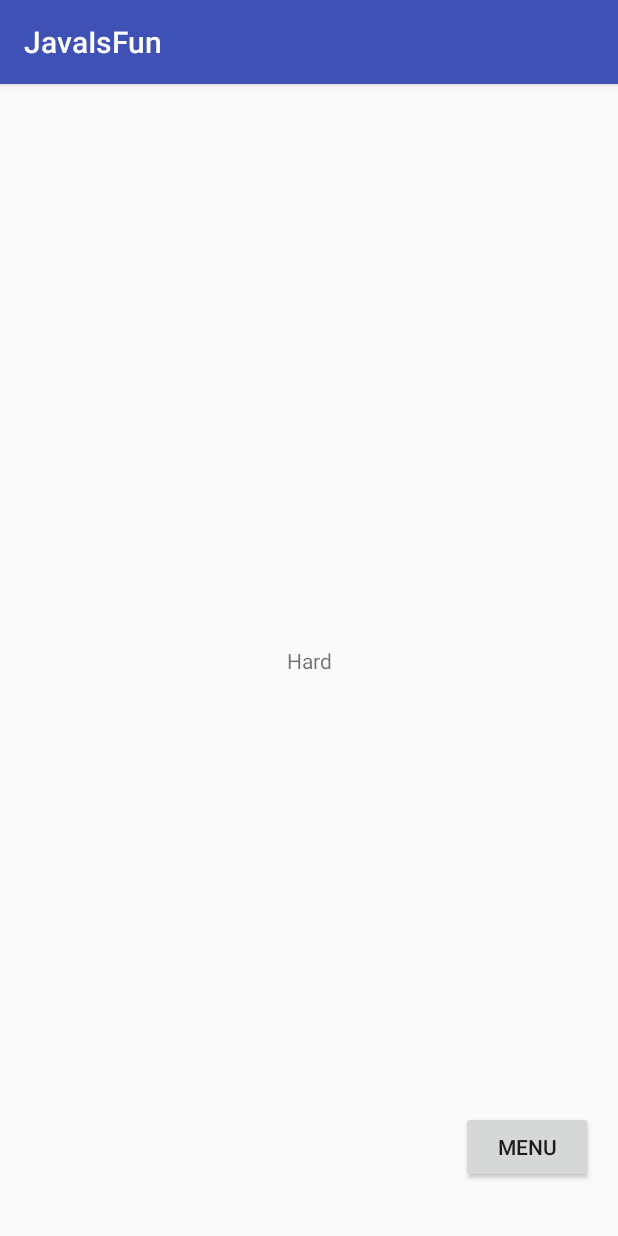
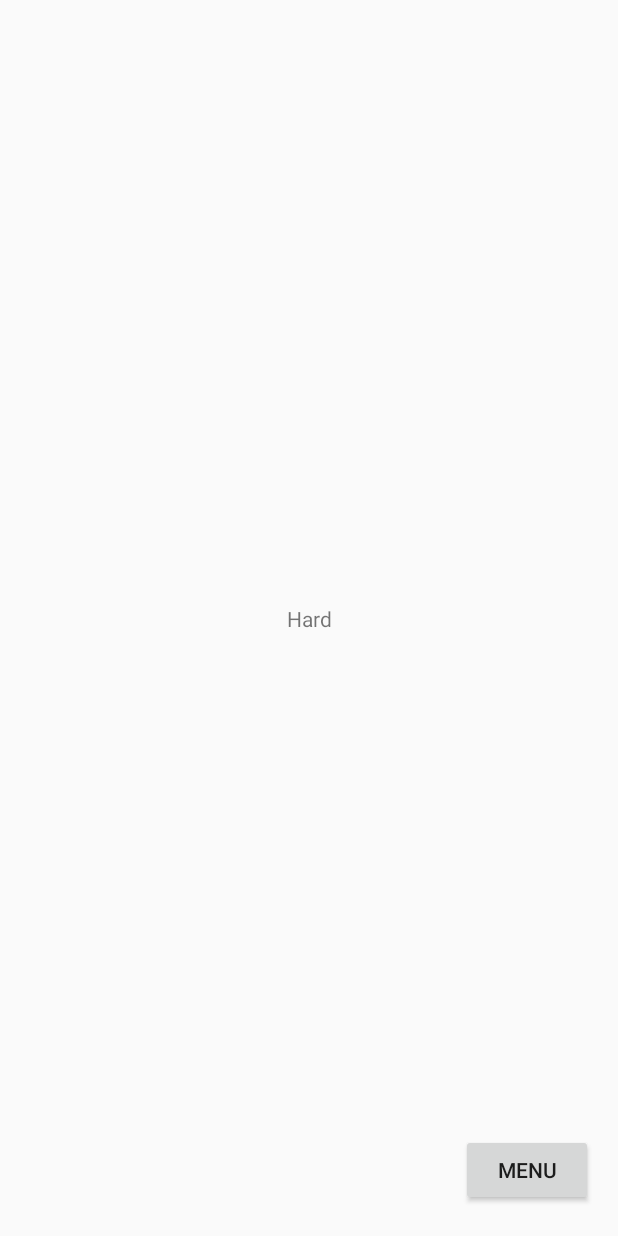
Before and after one commit to jvbeltra/JavaIsFun, an Android app: the HardActivity screen opened directly, with no data from a screen before it, on a phone screen of 412 x 824 dp. Run offline under Robolectric (Android 15) with nearby library versions, the phone set to English and light mode, and no system bars.

Commit message:
commit jv

```diff
--- a/app/src/main/res/layout/activity_hard.xml
+++ b/app/src/main/res/layout/activity_hard.xml
@@ -33,6 +33,6 @@
         app:layout_constraintLeft_toLeftOf="parent"
         app:layout_constraintRight_toRightOf="parent"
         app:layout_constraintTop_toTopOf="parent"
-        app:layout_constraintVertical_bias="0.961"
+        app:layout_constraintVertical_bias="0.984"
         android:onClick="TelaPrincipal"/>
 </android.support.constraint.ConstraintLayout>
--- a/app/src/main/res/values/styles.xml
+++ b/app/src/main/res/values/styles.xml
@@ -1,7 +1,7 @@
 <resources>
 
     <!-- Base application theme. -->
-    <style name="AppTheme" parent="Theme.AppCompat.Light.DarkActionBar">
+    <style name="AppTheme" parent="Theme.AppCompat.Light.NoActionBar">
         <!-- Customize your theme here. -->
         <item name="colorPrimary">@color/colorPrimary</item>
         <item name="colorPrimaryDark">@color/colorPrimaryDark</item>
```
